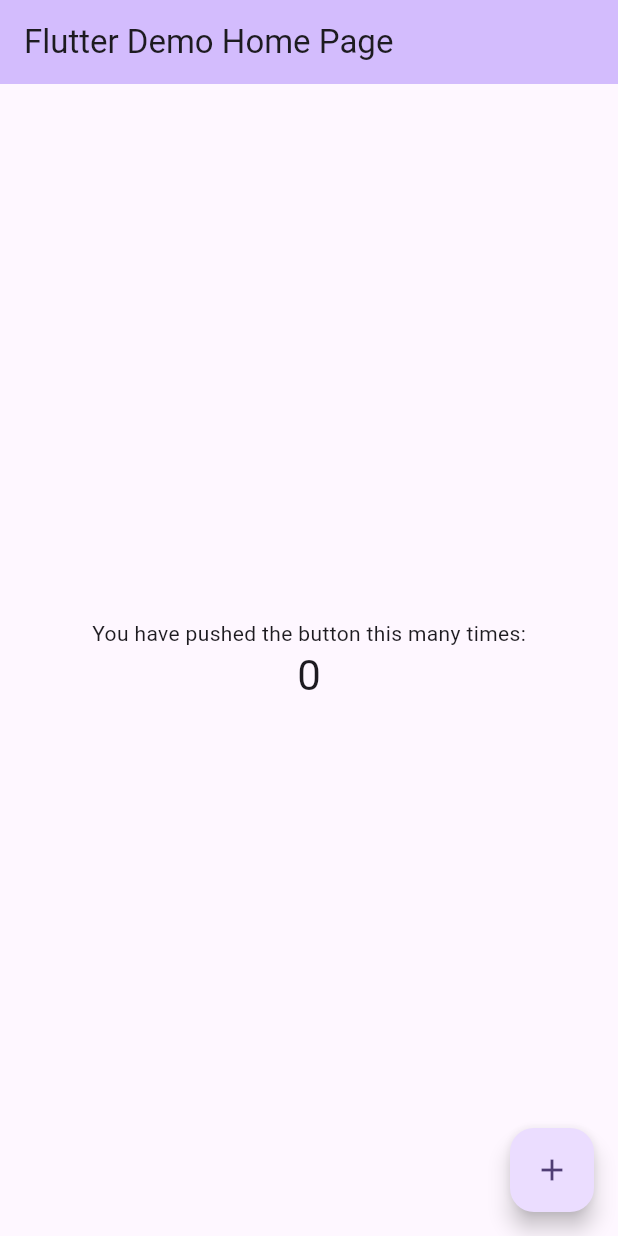
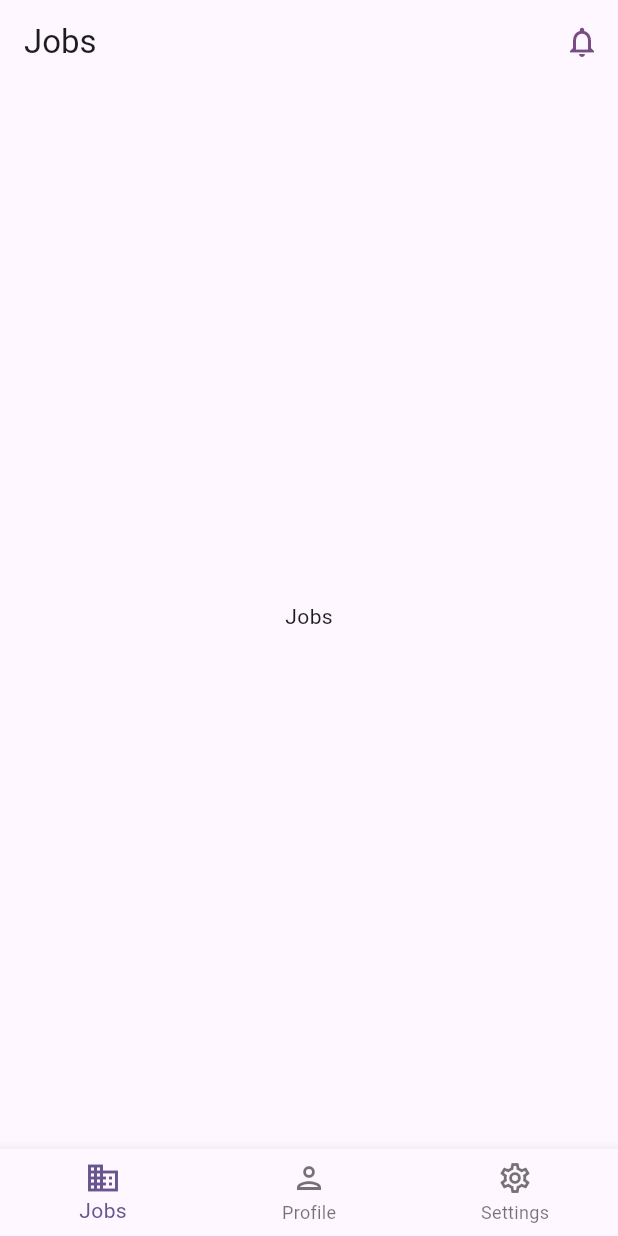
Before and after one commit to Muhammad-Hassaan-Farooq/flutter_demo, a Flutter app: the screen it shows after launch, on a phone screen of 412 x 824 dp. Run offline on Flutter 3.47's test engine with Material 3 defaults, Android fonts, the light colour scheme and no system bars.

Commit message:
Setup basic layout

```diff
--- a/lib/main.dart
+++ b/lib/main.dart
@@ -7,119 +7,77 @@
 class MyApp extends StatelessWidget {
   const MyApp({super.key});
 
-  // This widget is the root of your application.
   @override
   Widget build(BuildContext context) {
     return MaterialApp(
       title: 'Flutter Demo',
       theme: ThemeData(
-        // This is the theme of your application.
-        //
-        // TRY THIS: Try running your application with "flutter run". You'll see
-        // the application has a purple toolbar. Then, without quitting the app,
-        // try changing the seedColor in the colorScheme below to Colors.green
-        // and then invoke "hot reload" (save your changes or press the "hot
-        // reload" button in a Flutter-supported IDE, or press "r" if you used
-        // the command line to start the app).
-        //
-        // Notice that the counter didn't reset back to zero; the application
-        // state is not lost during the reload. To reset the state, use hot
-        // restart instead.
-        //
-        // This works for code too, not just values: Most code changes can be
-        // tested with just a hot reload.
         colorScheme: ColorScheme.fromSeed(seedColor: Colors.deepPurple),
         useMaterial3: true,
       ),
-      home: const MyHomePage(title: 'Flutter Demo Home Page'),
+      home: const MyHomePage(),
     );
   }
 }
 
-class MyHomePage extends StatefulWidget {
-  const MyHomePage({super.key, required this.title});
 
-  // This widget is the home page of your application. It is stateful, meaning
-  // that it has a State object (defined below) that contains fields that affect
-  // how it looks.
+class MyHomePage extends StatefulWidget{
 
-  // This class is the configuration for the state. It holds the values (in this
-  // case the title) provided by the parent (in this case the App widget) and
-  // used by the build method of the State. Fields in a Widget subclass are
-  // always marked "final".
+    const MyHomePage({super.key});
+    @override
+      State<MyHomePage> createState() => _MyHomePage();
 
-  final String title;
-
-  @override
-  State<MyHomePage> createState() => _MyHomePageState();
 }
 
-class _MyHomePageState extends State<MyHomePage> {
-  int _counter = 0;
+class _MyHomePage extends State<MyHomePage> {
 
-  void _incrementCounter() {
+  int _selectedPage = 0;
+
+  final List _pages = <Widget>[
+     Center(
+      child: Text("Jobs"),
+    ),
+     Center(
+      child: Text("Profile"),
+    ),
+     Center(
+      child: Text("Settings"),
+    ),
+  ];
+
+  _changeTab(int index){
     setState(() {
-      // This call to setState tells the Flutter framework that something has
-      // changed in this State, which causes it to rerun the build method below
-      // so that the display can reflect the updated values. If we changed
-      // _counter without calling setState(), then the build method would not be
-      // called again, and so nothing would appear to happen.
-      _counter++;
-    });
+          _selectedPage = index;
+        });
   }
 
   @override
   Widget build(BuildContext context) {
-    // This method is rerun every time setState is called, for instance as done
-    // by the _incrementCounter method above.
-    //
-    // The Flutter framework has been optimized to make rerunning build methods
-    // fast, so that you can just rebuild anything that needs updating rather
-    // than having to individually change instances of widgets.
     return Scaffold(
-      appBar: AppBar(
-        // TRY THIS: Try changing the color here to a specific color (to
-        // Colors.amber, perhaps?) and trigger a hot reload to see the AppBar
-        // change color while the other colors stay the same.
-        backgroundColor: Theme.of(context).colorScheme.inversePrimary,
-        // Here we take the value from the MyHomePage object that was created by
-        // the App.build method, and use it to set our appbar title.
-        title: Text(widget.title),
-      ),
-      body: Center(
-        // Center is a layout widget. It takes a single child and positions it
-        // in the middle of the parent.
-        child: Column(
-          // Column is also a layout widget. It takes a list of children and
-          // arranges them vertically. By default, it sizes itself to fit its
-          // children horizontally, and tries to be as tall as its parent.
-          //
-          // Column has various properties to control how it sizes itself and
-          // how it positions its children. Here we use mainAxisAlignment to
-          // center the children vertically; the main axis here is the vertical
-          // axis because Columns are vertical (the cross axis would be
-          // horizontal).
-          //
-          // TRY THIS: Invoke "debug painting" (choose the "Toggle Debug Paint"
-          // action in the IDE, or press "p" in the console), to see the
-          // wireframe for each widget.
-          mainAxisAlignment: MainAxisAlignment.center,
-          children: <Widget>[
-            const Text(
-              'You have pushed the button this many times:',
+        appBar: AppBar(
+        title: const Text("Jobs"),
+        actions:<Widget>[
+            IconButton(onPressed:(){}, icon: const Icon(Icons.notifications_outlined,color: Color(0xff784d81),))
+        ],
+          ),
+         bottomNavigationBar: BottomNavigationBar(
+            currentIndex: _selectedPage,
+            onTap: (index)=>_changeTab(index),
+         items:const <BottomNavigationBarItem> [
+            BottomNavigationBarItem(
+                icon: Icon(Icons.business_outlined),
+                label: "Jobs"
             ),
-            Text(
-              '$_counter',
-              style: Theme.of(context).textTheme.headlineMedium,
+            BottomNavigationBarItem(
+                icon: Icon(Icons.person_outlined),
+                label: "Profile"
             ),
-          ],
-        ),
-      ),
-      floatingActionButton: FloatingActionButton(
-        onPressed: _incrementCounter,
-        tooltip: 'Increment',
-        child: const Icon(Icons.add),
-      ), // This trailing comma makes auto-formatting nicer for build methods.
+            BottomNavigationBarItem(
+                 icon: Icon(Icons.settings_outlined),
+                 label: "Settings"
+            )
+         ],),
+         body: _pages[_selectedPage],
     );
   }
 }
--- a/pubspec.yaml
+++ b/pubspec.yaml
@@ -35,6 +35,7 @@ dependencies:
   # The following adds the Cupertino Icons font to your application.
   # Use with the CupertinoIcons class for iOS style icons.
   cupertino_icons: ^1.0.6
+  http: ^1.2.2
 
 dev_dependencies:
   flutter_test:
```
Also changed, not shown: lib/jobs_list.dart (added), pubspec.lock.
